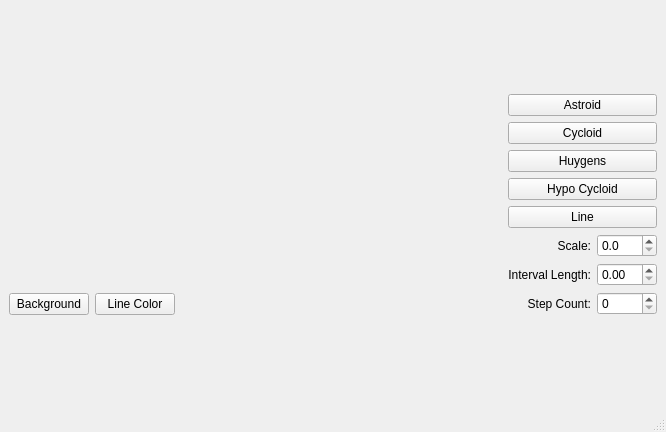
Above: mainwindow.ui from wbmetzel/QTCurves before the change. Below: the same form after it.
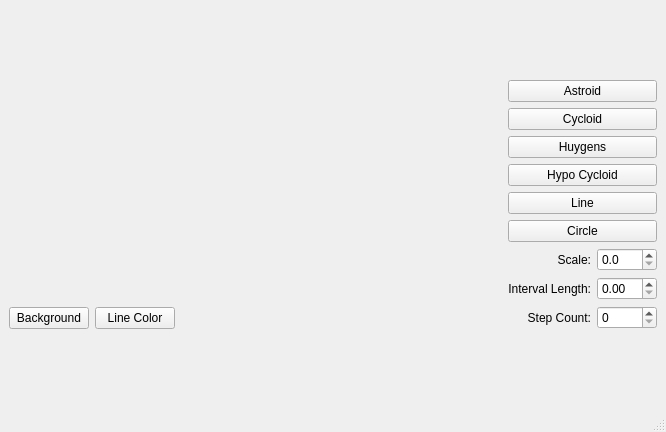
That is the form after the change. Custom widgets are drawn as their Qt base class.

Commit message: Add circle to shapes selection

```diff
--- a/mainwindow.ui
+++ b/mainwindow.ui
@@ -90,6 +90,13 @@
         </property>
        </widget>
       </item>
+      <item>
+       <widget class="QPushButton" name="btnCircle">
+        <property name="text">
+         <string>Circle</string>
+        </property>
+       </widget>
+      </item>
       <item>
        <layout class="QHBoxLayout" name="horizontalLayout">
         <item>
@@ -113,6 +120,9 @@
           <property name="decimals">
            <number>1</number>
           </property>
+          <property name="maximum">
+           <double>150.000000000000000</double>
+          </property>
           <property name="singleStep">
            <double>0.100000000000000</double>
           </property>
```
The commit also changes 4 other files.
